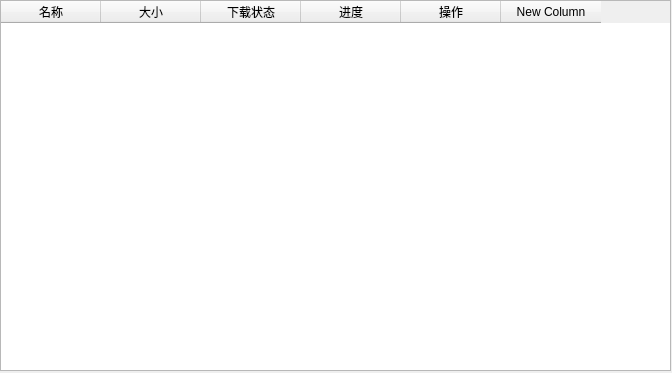
This is src/apps/download/ui/download_run.ui in parker-pu/startget as Qt 5 draws it before an edit. The edited form follows.
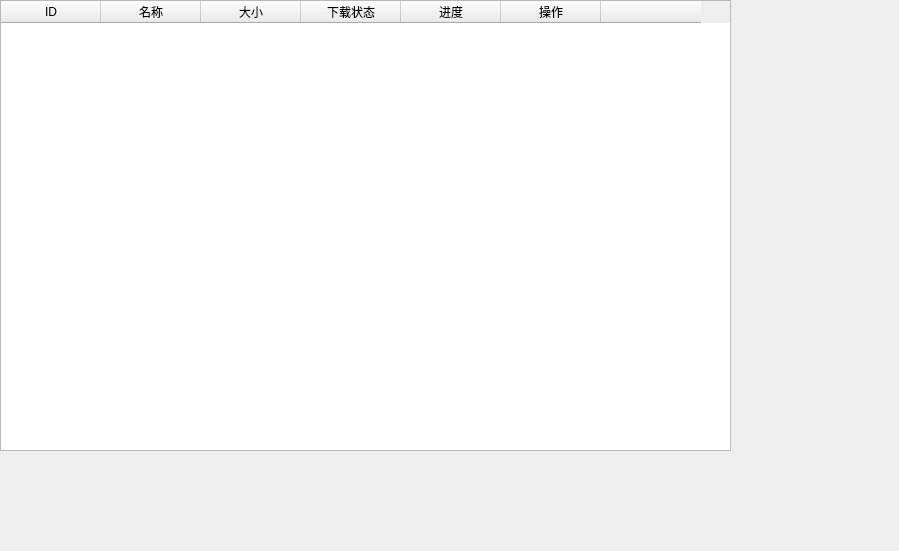
This is the edited form.

What changed in the file:
```diff
--- a/src/apps/download/ui/download_run.ui
+++ b/src/apps/download/ui/download_run.ui
@@ -6,8 +6,8 @@
    <rect>
     <x>0</x>
     <y>0</y>
-    <width>672</width>
-    <height>373</height>
+    <width>899</width>
+    <height>551</height>
    </rect>
   </property>
   <property name="windowTitle">
@@ -21,10 +21,28 @@
     <rect>
      <x>0</x>
      <y>0</y>
-     <width>671</width>
-     <height>371</height>
+     <width>731</width>
+     <height>451</height>
     </rect>
    </property>
+   <property name="sizePolicy">
+    <sizepolicy hsizetype="Maximum" vsizetype="Maximum">
+     <horstretch>0</horstretch>
+     <verstretch>0</verstretch>
+    </sizepolicy>
+   </property>
+   <property name="minimumSize">
+    <size>
+     <width>100</width>
+     <height>100</height>
+    </size>
+   </property>
+   <property name="maximumSize">
+    <size>
+     <width>16777215</width>
+     <height>16777215</height>
+    </size>
+   </property>
    <property name="layoutDirection">
     <enum>Qt::LeftToRight</enum>
    </property>
@@ -49,9 +67,26 @@
    <property name="rowCount">
     <number>0</number>
    </property>
+   <attribute name="horizontalHeaderVisible">
+    <bool>true</bool>
+   </attribute>
    <attribute name="horizontalHeaderCascadingSectionResizes">
     <bool>false</bool>
    </attribute>
+   <attribute name="verticalHeaderVisible">
+    <bool>false</bool>
+   </attribute>
+   <attribute name="verticalHeaderShowSortIndicator" stdset="0">
+    <bool>false</bool>
+   </attribute>
+   <attribute name="verticalHeaderStretchLastSection">
+    <bool>false</bool>
+   </attribute>
+   <column>
+    <property name="text">
+     <string>ID</string>
+    </property>
+   </column>
    <column>
     <property name="text">
      <string extracomment="下载资源名称">名称</string>
@@ -79,7 +114,7 @@
    </column>
    <column>
     <property name="text">
-     <string>New Column</string>
+     <string/>
     </property>
    </column>
   </widget>
```
Left out of the diff: 7 changed lines with no effect on the pictures.
